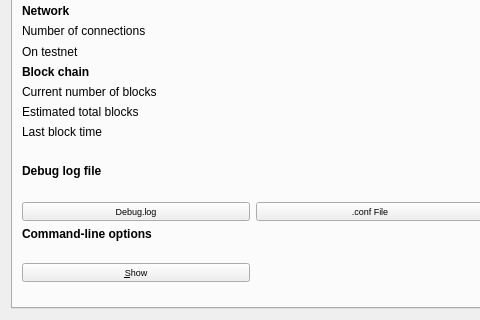
The window that src/qt/forms/rpcconsole.ui (LightBurdenOfficial/SperoCoin_Android) describes before a commit, drawn with Qt 5; both pictures show x 0 to 480 and y 162 to 482 of the 740 by 482 pixel window.
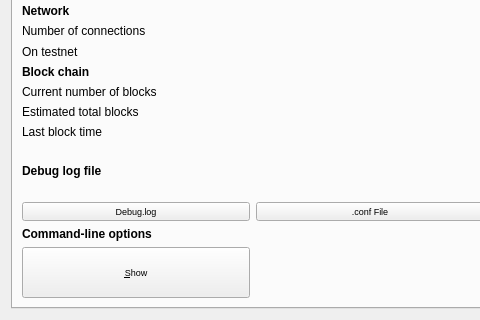
The same window after the commit. Icons and pictures are not drawn.

Diff of the .ui file:
```diff
--- a/src/qt/forms/rpcconsole.ui
+++ b/src/qt/forms/rpcconsole.ui
@@ -479,7 +479,7 @@
        <item row="16" column="0">
         <widget class="QPushButton" name="showCLOptionsButton">
          <property name="sizePolicy">
-          <sizepolicy hsizetype="Minimum" vsizetype="Fixed">
+          <sizepolicy hsizetype="Minimum" vsizetype="Minimum">
            <horstretch>0</horstretch>
            <verstretch>0</verstretch>
           </sizepolicy>
```
